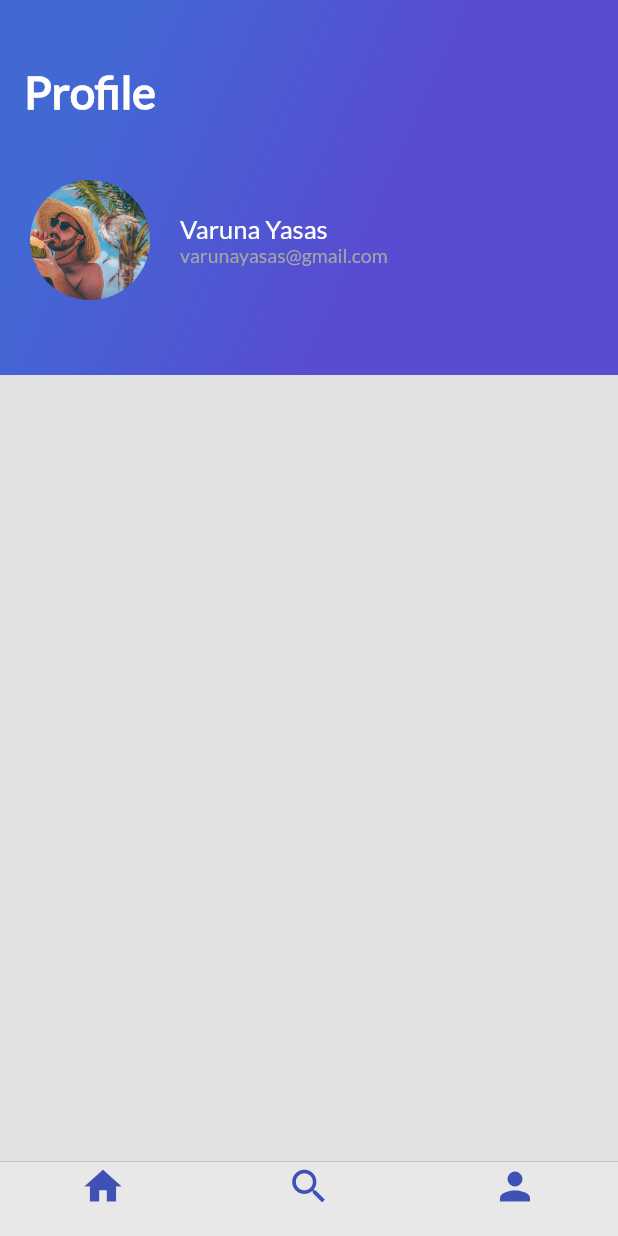
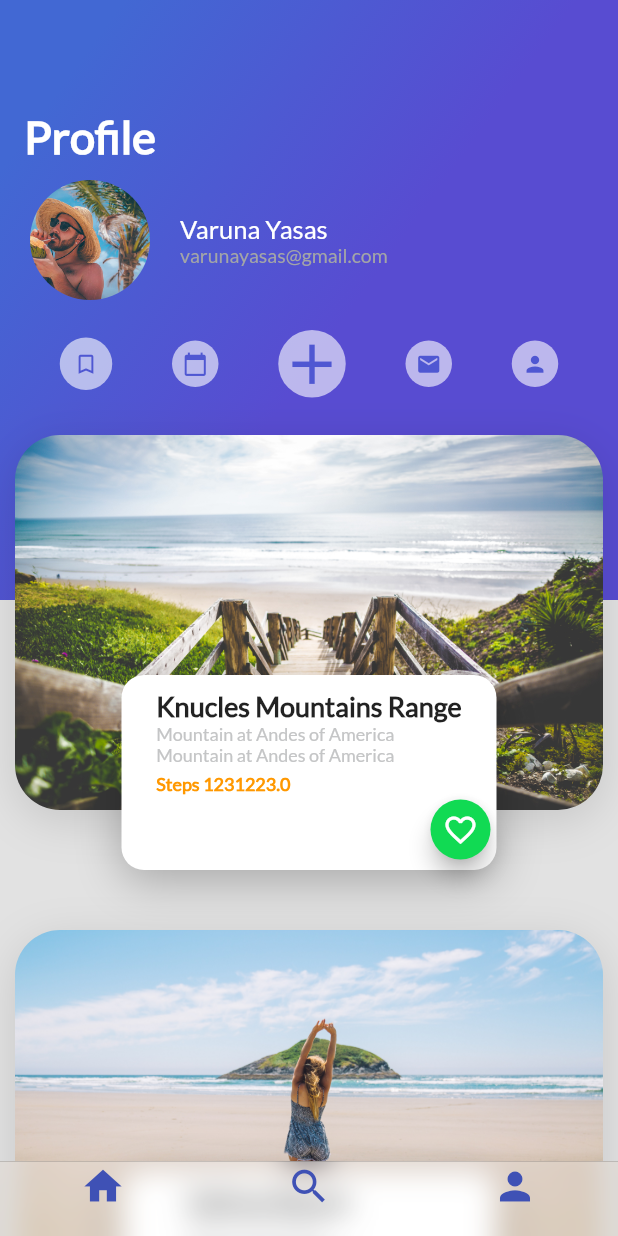
Before and after one commit to iblurdesigner/Flutter_basico, a Flutter app: the screen it shows after launch, item 3 of the bottom bar chosen, on a phone screen of 412 x 824 dp. Run offline on Flutter 3.47's test engine with Material 2 defaults, Android fonts, the phone set to English and light mode, and no system bars.

Commit message:
Profile tap

```diff
--- a/lib/button_purple.dart
+++ b/lib/button_purple.dart
@@ -43,6 +43,7 @@ class ButtonPurple extends StatelessWidget{
           )
         ),
 
+
         child: Center(
           child: Text(
             buttonText,
--- a/lib/gradient_back.dart
+++ b/lib/gradient_back.dart
@@ -3,14 +3,15 @@ import 'package:flutter/material.dart';
 class GradientBack extends StatelessWidget{
 
   String title = "Popular";
+  double height;
 
-  GradientBack(this.title);
+  GradientBack(this.title, this.height);
 
   @override
   Widget build(BuildContext context) {
     // TODO: implement build
     return Container(
-      height: 250.0,
+      height: height,
       decoration: BoxDecoration(
         gradient: LinearGradient(
           colors: [
--- a/lib/header_appbar.dart
+++ b/lib/header_appbar.dart
@@ -8,7 +8,7 @@ class HeaderAppBar extends StatelessWidget{
     // TODO: implement build
     return Stack(
       children: <Widget>[
-        GradientBack("Bienvenido"),
+        GradientBack("Bienvenido", 250.0),
         CardImageList()
       ],
     );
--- /dev/null
+++ b/lib/profile/card_profile.dart
@@ -0,0 +1,148 @@
+import 'package:flutter/material.dart';
+import 'package:platzitripsapp/floating_action_button_green.dart';
+
+class CardProfile extends StatelessWidget{
+
+  String pathPhoto;
+  String placeName;
+  String description;
+  double steps;
+
+  CardProfile(this.pathPhoto, this.placeName, this.description, this.steps);
+
+  @override
+  Widget build(BuildContext context) {
+    // TODO: implement build
+
+    final photo = Container(
+      margin: EdgeInsets.only(
+        left: 10.0,
+        right: 10.0,
+      ),
+
+      width: double.infinity,
+      height: 250.0,
+
+      decoration: BoxDecoration(
+        shape: BoxShape.rectangle,
+        borderRadius: BorderRadius.circular(30.0),
+        boxShadow: <BoxShadow>[
+          BoxShadow (
+            color: Colors.black12,
+            blurRadius: 25.0,
+              offset: Offset(0.0, 7.0)
+          )
+        ],
+        image: DecorationImage(
+          fit: BoxFit.cover,
+          image: AssetImage(pathPhoto)
+        ),
+      ),
+    );
+
+
+    final textPlace = Container(
+      margin: EdgeInsets.only(
+        top: 10.0,
+        left: 10.0,
+        right: 10.0
+      ),
+
+      child: Text(
+        placeName,
+        textAlign: TextAlign.left,
+        style: TextStyle(
+          fontFamily: "Lato",
+          fontSize: 18.0,
+          fontWeight: FontWeight.bold
+        ),
+      ),
+    );
+
+    final textDescription = Container(
+      margin: EdgeInsets.only(
+        left: 10.0
+      ),
+
+      child: Text(
+        description,
+        textAlign: TextAlign.left,
+        style: TextStyle(
+          fontFamily: "Lato",
+          fontSize: 12.0,
+          color: Color(0xFFC4C5C6)
+        ),
+      ),
+    );
+
+    final textSteps = Container(
+      margin: EdgeInsets.only(
+        top: 5.0,
+        left: 10.0
+      ),
+
+      child: Text(
+        "Steps $steps",
+        style: TextStyle(
+          fontFamily: "Lato",
+          fontSize: 12.0,
+          fontWeight: FontWeight.bold,
+          color: Colors.orange
+        ),
+      ),
+    );
+
+
+    final rectangle = Container(
+      margin: EdgeInsets.only(
+        top: 200.0,
+      ),
+
+      width: 250.0,
+      height: 130.0,
+
+      decoration: BoxDecoration(
+        color: Colors.white,
+        borderRadius: BorderRadius.circular(15.0),
+        boxShadow: <BoxShadow>[
+          BoxShadow (
+              color: Colors.black26,
+              blurRadius: 25.0,
+              offset: Offset(0.0, 7.0)
+          )
+        ],
+      ),
+
+      child: Column(
+        children: <Widget>[
+          Container(
+            child: Column(
+              crossAxisAlignment: CrossAxisAlignment.start,
+              children: <Widget>[
+                textPlace,
+                textDescription,
+                textSteps
+              ],
+            ),
+          ),
+          Row(
+            mainAxisAlignment: MainAxisAlignment.end,
+            children: <Widget>[
+              FloatingActionButtonGreen()
+            ],
+          )
+        ],
+      ),
+    );
+
+
+    return Stack(
+      alignment: Alignment.center,
+      children: <Widget>[
+        photo,
+        rectangle
+      ],
+    );
+  }
+
+}
--- /dev/null
+++ b/lib/profile/card_profile_list.dart
@@ -0,0 +1,27 @@
+import 'package:flutter/material.dart';
+import 'card_profile.dart';
+
+class CardProfileList extends StatelessWidget {
+  @override
+  Widget build(BuildContext context) {
+    // TODO: implement build
+
+    return Container(
+      margin: EdgeInsets.only(
+        top: 250.0
+      ),
+
+      child: Column(
+        crossAxisAlignment: CrossAxisAlignment.center,
+        children: <Widget>[
+          CardProfile("assets/img/khachik-simonian-nXOB-wh4Oyc-unsplash.jpg", "Knucles Mountains Range", "Mountain at Andes of America\nMountain at Andes of America", 1231223),
+          CardProfile("assets/img/glen-jackson-V53QmbO25Fs-unsplash.jpg", "Salinas Beach", "Beach of Ecuador\nBeach of Ecuador the best places", 234545),
+          CardProfile("assets/img/derek-thomson-TWoL-QCZubY-unsplash.jpg", "Knucles Mountains Range", "Mountain at Andes of America\nMountain at Andes of America", 45677),
+          CardProfile("assets/img/denys-nevozhai-guNIjIuUcgY-unsplash.jpg", "Knucles Mountains Range", "Mountain at Andes of America\nMountain at Andes of America", 346567),
+        ],
+      ),
+    );
+
+  }
+
+}
--- a/lib/profile/header_profile.dart
+++ b/lib/profile/header_profile.dart
@@ -1,6 +1,7 @@
 import 'package:flutter/material.dart';
 import 'package:platzitripsapp/gradient_back.dart';
 import 'package:platzitripsapp/profile/profile_data.dart';
+
 
 class HeaderProfile extends StatelessWidget{
   String pathImage = 'assets/img/turista.jpg';
@@ -12,7 +13,7 @@ class HeaderProfile extends StatelessWidget{
     // TODO: implement build
     return Stack(
       children: <Widget>[
-        GradientBack("Profile"),
+        GradientBack("Profile", 400.0),
         ProfileData(pathImage, nameProfile, email)
       ],
     );
--- a/lib/profile/icon_profile.dart
+++ b/lib/profile/icon_profile.dart
@@ -1,6 +1,8 @@
+import 'package:flutter/cupertino.dart';
 import 'package:flutter/material.dart';
 
 class IconProfile extends StatefulWidget{
+
   @override
   State<StatefulWidget> createState() {
     // TODO: implement createState
@@ -11,6 +13,10 @@ class IconProfile extends StatefulWidget{
 
 class _IconProfile extends State<IconProfile>{
 
+  @override
+  Widget build(BuildContext context) {
+    // TODO: implement build
+
     void onPressIcon() {
       Scaffold.of(context).showSnackBar(
           SnackBar(
@@ -20,14 +26,108 @@ class _IconProfile extends State<IconProfile>{
     }
 
 
-  @override
-  Widget build(BuildContext context) {
-    // TODO: implement build
-    return FloatingActionButton(
-      backgroundColor: Colors.white,
-      onPressed: onPressIcon,
+    final listIcons = Row(
+      mainAxisAlignment: MainAxisAlignment.spaceEvenly,
+      children: <Widget>[
+        InkWell(
+          child: Container(
+            width: 35.0,
+            height: 35.0,
+            decoration: BoxDecoration(
+                shape: BoxShape.circle,
+                color: Colors.white60
+            ),
+            child: IconButton(
+              icon: Icon(
+                  Icons.bookmark_border,
+                  size: 17.0,
+                  color: Color(0xFF4f57d2)
+              ),
+              onPressed: (){
+                Scaffold.of(context).showSnackBar(
+                    SnackBar(
+                      content: Text("Bookmark presionado"),
+                    )
+                );
+              },
+            ),
+          ),
+        ),
+
+        InkWell(
+          child: Container(
+            width: 31.0,
+            height: 31.0,
+            decoration: BoxDecoration(
+                shape: BoxShape.circle,
+                color: Colors.white60
+            ),
             child: Icon(
-        Icons.add
+                Icons.calendar_today,
+                size: 17.0,
+                color: Color(0xFF4f57d2)
+            ),
+          ),
+        ),
+
+        InkWell(
+          child: Container(
+            width: 45.0,
+            height: 45.0,
+            decoration: BoxDecoration(
+                shape: BoxShape.circle,
+                color: Colors.white60
+            ),
+            child: Icon(
+                Icons.add,
+                size: 45.0,
+                color: Color(0xFF4f57d2)
+            ),
+          ),
+        ),
+
+        InkWell(
+          child: Container(
+            width: 31.0,
+            height: 31.0,
+            decoration: BoxDecoration(
+                shape: BoxShape.circle,
+                color: Colors.white60
+            ),
+            child: Icon(
+                Icons.email,
+                size: 17.0,
+                color: Color(0xFF4f57d2)
+            ),
+          ),
+        ),
+
+        InkWell(
+          child: Container(
+            width: 31.0,
+            height: 31.0,
+            decoration: BoxDecoration(
+                shape: BoxShape.circle,
+                color: Colors.white60
+            ),
+            child: Icon(
+                Icons.person,
+                size: 17.0,
+                color: Color(0xFF4f57d2)
+            ),
+          ),
+        )
+      ],
+    );
+
+    return Container(
+      margin: EdgeInsets.only(
+        top: 20.0,
+      ),
+      child: Column(
+        children: <Widget>[
+          listIcons
+        ],
       ),
     );
   }
--- a/lib/profile/listIcons_profile.dart
+++ /dev/null
@@ -1,12 +0,0 @@
-import 'package:flutter/material.dart';
-
-class ListIconsProfile extends StatelessWidget {
-  @override
-  Widget build(BuildContext context) {
-    // TODO: implement build
-    return Container(
-
-    );
-  }
-
-}
--- a/lib/profile/profile_data.dart
+++ b/lib/profile/profile_data.dart
@@ -1,4 +1,5 @@
 import 'package:flutter/material.dart';
+import 'icon_profile.dart';
 
 class ProfileData extends StatelessWidget {
 
@@ -95,7 +96,8 @@ class ProfileData extends StatelessWidget {
     return Column(
       crossAxisAlignment: CrossAxisAlignment.start,
       children: <Widget>[
-        avatar_info
+        avatar_info,
+        IconProfile(),
       ],
     );
 
--- a/lib/profile_trips.dart
+++ b/lib/profile_trips.dart
@@ -1,5 +1,6 @@
 import 'package:flutter/material.dart';
 import 'profile/header_profile.dart';
+import 'profile/card_profile_list.dart';
 
 
 class ProfileTrips extends StatelessWidget{
@@ -14,7 +15,12 @@ class ProfileTrips extends StatelessWidget{
 
     return Stack(
       children: <Widget>[
-        HeaderProfile()
+        HeaderProfile(),
+        ListView(
+          children: <Widget>[
+            CardProfileList()
+          ],
+        )
       ],
     );
   }
```
Lines whose indentation alone changed are shown as unchanged.
